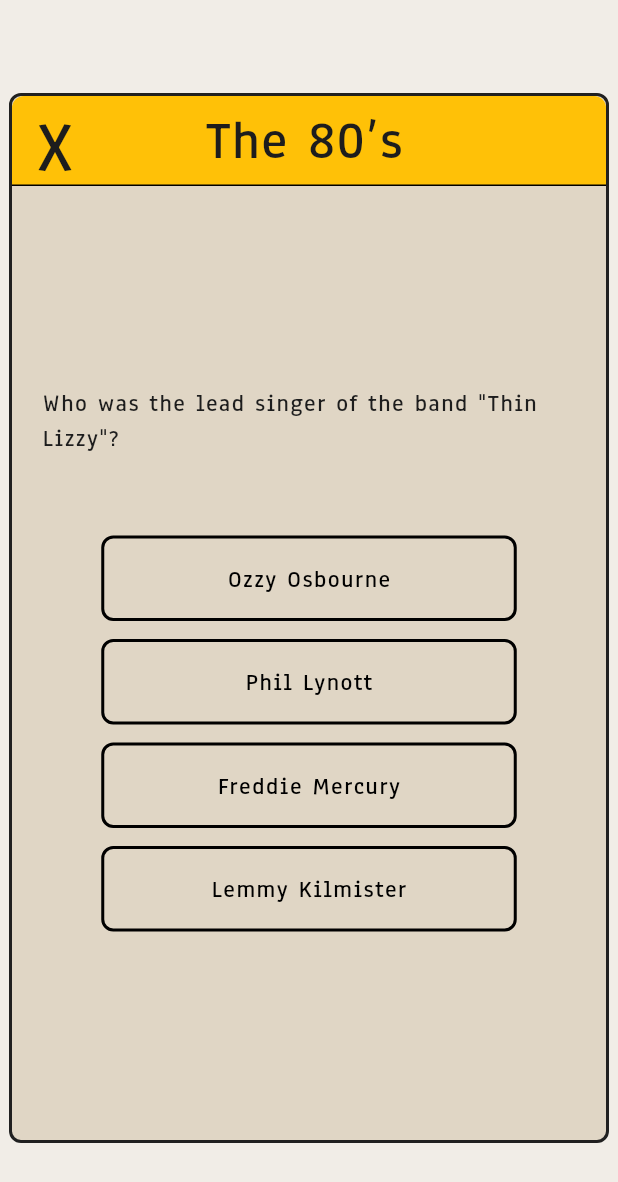
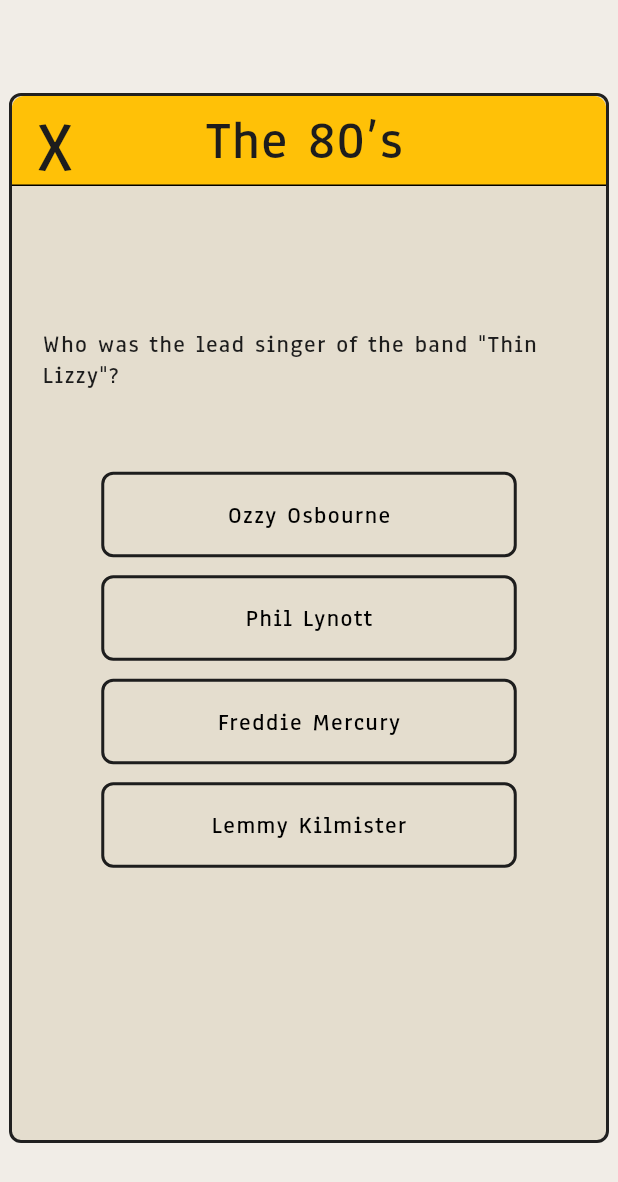
Before and after one commit to irishmango/quizzo, a Flutter app: the QuizScreen screen opened directly, on a phone screen of 412 x 824 dp. Shown: the top 1182 px of the screen. Run offline on Flutter 3.47's test engine with Material 3 defaults, Android fonts, the phone set to English and light mode, and no system bars.

Commit message:
added quiz and quiz results screen/logic

```diff
--- a/lib/src/features/quiz/presentation/intro_screen.dart
+++ b/lib/src/features/quiz/presentation/intro_screen.dart
@@ -1,5 +1,6 @@
 import 'package:flutter/material.dart';
 import 'package:quizzo/src/features/quiz/presentation/quiz_screen.dart';
+import 'package:quizzo/src/features/quiz/presentation/quiz_widget.dart';
 
 class IntroScreen extends StatelessWidget {
   final String title;
--- a/lib/src/features/quiz/presentation/quiz_screen.dart
+++ b/lib/src/features/quiz/presentation/quiz_screen.dart
@@ -1,4 +1,7 @@
 import 'package:flutter/material.dart';
+import 'package:quizzo/src/features/quiz/presentation/quiz_widget.dart';
+import 'package:quizzo/src/features/quiz/presentation/results_widget.dart';
+import 'package:quizzo/theme/theme.dart';
 
 class QuizScreen extends StatefulWidget {
   const QuizScreen({super.key});
@@ -8,37 +11,33 @@ class QuizScreen extends StatefulWidget {
 }
 
 class _QuizScreenState extends State<QuizScreen> {
-  // Sample static question and options
-  final String question = 'Who was the lead singer of the band "Thin Lizzy"?';
-  final List<String> options = [
-    'Ozzy Osbourne',
-    'Phil Lynott',
-    'Freddie Mercury',
-    'Lemmy Kilmister',
-  ];
+  bool showResults = false;
+  int finalScore = 0;
+
+  void onQuizComplete(int score) {
+    setState(() {
+      finalScore = score;
+      showResults = true;
+    });
+  }
 
   @override
   Widget build(BuildContext context) {
     return Scaffold(
-      backgroundColor: Color.fromRGBO(241, 237, 231, 1),
       body: Center(
         child: Container(
           width: 400,
           height: 700,
           decoration: BoxDecoration(
-            color: Color.fromRGBO(224, 214, 197, 1),
+            color: AppColors.darkBeige,
             borderRadius: BorderRadius.circular(8),
-            border: Border.all(
-              color: Color(0xFF202020),
-              width: 2,
-            ),
+            border: Border.all(color: const Color(0xFF202020), width: 2),
           ),
           child: Column(
             children: [
-              // Header bar
               Container(
                 height: 60,
-                decoration: BoxDecoration(
+              decoration: const BoxDecoration(
                 color: Colors.amber,
                 borderRadius: BorderRadius.only(
                   topLeft: Radius.circular(8),
@@ -56,7 +55,7 @@ class _QuizScreenState extends State<QuizScreen> {
                     child: GestureDetector(
                       onTap: () {
                         Navigator.pop(context);
-                        },
+                      } ,
                       child: Text(
                         'X',
                         style: TextStyle(
@@ -79,61 +78,9 @@ class _QuizScreenState extends State<QuizScreen> {
                 ],
               ),
               ),
-
-              // Quiz content
-              Expanded(
-                child: Center(
-                  child: Padding(
-                    padding: EdgeInsets.all(20),
-                    child: Column(
-                      mainAxisSize: MainAxisSize.min,
-                      crossAxisAlignment: CrossAxisAlignment.center,
-                      children: [
-                        Text(
-                          question,
-                          style: TextStyle(
-                            fontFamily: 'Anaheim',
-                            fontSize: 16,
-                            fontWeight: FontWeight.w600,
-                          ),
-                        ),
-                        SizedBox(height: 48),
-
-                        // Answer options
-                        ...options.map(
-                          (option) => Padding(
-                            padding: EdgeInsets.symmetric(vertical: 6),
-                            child: GestureDetector(
-                              onTap: () {
-                                // TODO: add answer logic
-                              },
-                              child: Container(
-                                height: 57,
-                                width: 277,
-                                decoration: BoxDecoration(
-                                  border: Border.all(width: 2),
-                                  borderRadius: BorderRadius.circular(8),
-                                ),
-                                child: Center(
-                                  child: Text(
-                                    option,
-                                    style: TextStyle(
-                                      fontFamily: 'Anaheim',
-                                      fontSize: 16,
-                                      color: Colors.black,
-                                      fontWeight: FontWeight.w600,
-                                    ),
-                                  ),
-                                ),
-                              ),
-                            ),
-                          ),
-                        ),
-                      ],
-                    ),
-                  ),
-                ),
-              ),
+              showResults
+                  ? ResultsWidget(score: finalScore, total: 2)
+                  : QuizWidget(onComplete: onQuizComplete),
             ],
           ),
         ),
--- /dev/null
+++ b/lib/src/features/quiz/presentation/quiz_widget.dart
@@ -0,0 +1,183 @@
+import 'package:flutter/material.dart';
+import 'package:quizzo/src/features/quiz/presentation/results_widget.dart';
+import 'package:quizzo/theme/styled_text/styled_text.dart';
+import 'package:quizzo/theme/theme.dart';
+
+class QuizWidget extends StatefulWidget {
+  final void Function(int score) onComplete;
+
+  const QuizWidget({super.key, required this.onComplete});
+
+  @override
+  State<QuizWidget> createState() => _QuizWidgetState();
+}
+
+class _QuizWidgetState extends State<QuizWidget> {
+  int currentQuestionIndex = 0;
+  int? selectedIndex;
+  bool isAnswered = false;
+  bool hasChecked = false;
+  int score = 0;
+
+  final List<Map<String, dynamic>> questions = [
+    {
+      'question': 'Who was the lead singer of the band "Thin Lizzy"?',
+      'options': [
+        'Ozzy Osbourne',
+        'Phil Lynott',
+        'Freddie Mercury',
+        'Lemmy Kilmister',
+      ],
+      'correct': 1,
+    },
+    {
+      'question': 'Which band released the song "Bohemian Rhapsody"?',
+      'options': [
+        'The Beatles',
+        'Queen',
+        'Pink Floyd',
+        'Led Zeppelin',
+      ],
+      'correct': 1,
+    },
+  ];
+
+  void nextQuestion() {
+    if (selectedIndex == questions[currentQuestionIndex]['correct']) {
+      score++;
+    }
+
+    if (currentQuestionIndex < questions.length - 1) {
+      setState(() {
+        currentQuestionIndex++;
+        selectedIndex = null;
+        isAnswered = false;
+        hasChecked = false;
+      });
+    } else {
+      widget.onComplete(score);
+    }
+  }
+
+  @override
+  Widget build(BuildContext context) {
+    final question = questions[currentQuestionIndex];
+
+    return Expanded(
+      child: Center(
+        child: Column(
+          children: [
+            // Quiz content
+            Expanded(
+              child: Center(
+                child: Padding(
+                  padding: const EdgeInsets.all(20),
+                  child: Column(
+                    mainAxisSize: MainAxisSize.min,
+                    crossAxisAlignment: CrossAxisAlignment.center,
+                    children: [
+                      StyledHeadlineSmallText(question['question'],),
+                      const SizedBox(height: 48),
+
+                      ...List.generate(
+                        question['options'].length,
+                        (index) {
+                          final option = question['options'][index];
+                          final isCorrect = question['correct'] == index;
+                          final isSelected = selectedIndex == index;
+                          Color borderColor = AppColors.appBlack;
+                          Color fillColor = Colors.transparent;
+                          Color textColor = Colors.black;
+
+                          if (isAnswered) {
+                            if (isCorrect) {
+                              fillColor = AppColors.appGreen;
+                              textColor = Colors.white;
+                            } else if (isSelected) {
+                              fillColor = AppColors.appRed;
+                              textColor = Colors.white;
+                            }
+                          } else if (isSelected) {
+                            fillColor = AppColors.appBlue;
+                            textColor = Colors.white;
+                          }
+
+                          return Padding(
+                            padding: const EdgeInsets.symmetric(vertical: 6),
+                            child: GestureDetector(
+                              onTap: isAnswered
+                                  ? null
+                                  : () {
+                                      setState(() {
+                                        selectedIndex = index;
+                                      });
+                                    },
+                              child: Container(
+                                height: 57,
+                                width: 277,
+                                decoration: BoxDecoration(
+                                  color: fillColor,
+                                  border: Border.all(width: 2, color: borderColor),
+                                  borderRadius: BorderRadius.circular(8),
+                                ),
+                                child: Center(
+                                  child: Text(
+                                    option,
+                                    style: TextStyle(
+                                      fontFamily: 'Anaheim',
+                                      fontSize: 16,
+                                      fontWeight: FontWeight.w600,
+                                      color: textColor,
+                                    ),
+                                  ),
+                                ),
+                              ),
+                            ),
+                          );
+                        },
+                      ),
+
+                      const SizedBox(height: 24),
+                      SizedBox(
+                        height: 57,
+                        width: 57,
+                        child: Opacity(
+                          opacity: (selectedIndex != null || isAnswered) ? 1 : 0,
+                          child: IgnorePointer(
+                            ignoring: !(selectedIndex != null || isAnswered),
+                            child: GestureDetector(
+                              onTap: () {
+                                setState(() {
+                                  if (!hasChecked) {
+                                    hasChecked = true;
+                                    isAnswered = true;
+                                  } else {
+                                    nextQuestion();
+                                  }
+                                });
+                              },
+                              child: Container(
+                                decoration: BoxDecoration(
+                                  shape: BoxShape.circle,
+                                  color: Colors.green,
+                                  border: Border.all(width: 2),
+                                ),
+                                child: const Center(
+                                  child: Icon(Icons.arrow_forward, color: Colors.white),
+                                ),
+                              ),
+                            ),
+                          ),
+                        ),
+                      ),
+                    ],
+                  ),
+                ),
+              ),
+            ),
+          ],
+        ),
+      ),
+    );
+  }
+}
```
Also changed, not shown: lib/src/features/quiz/presentation/results_widget.dart (added, +93 -0 lines). Lines whose indentation alone changed are shown as unchanged.
